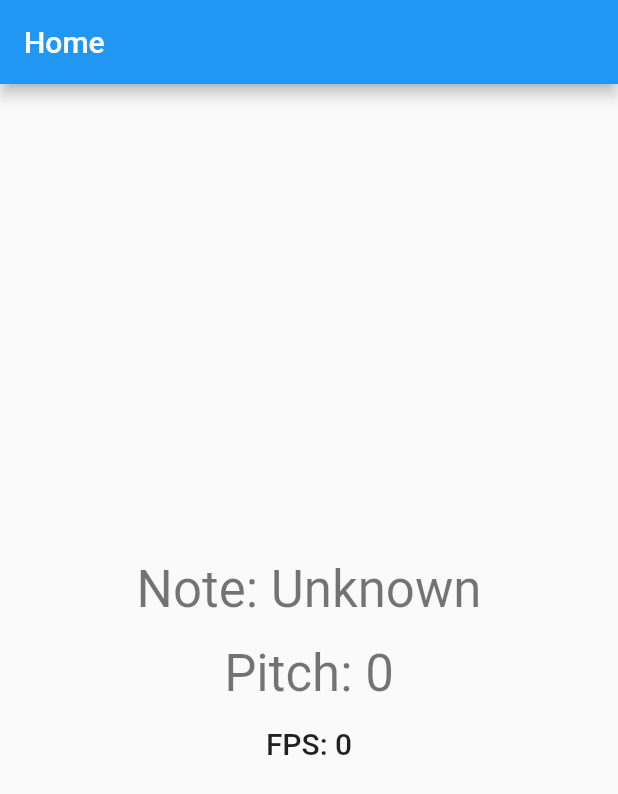
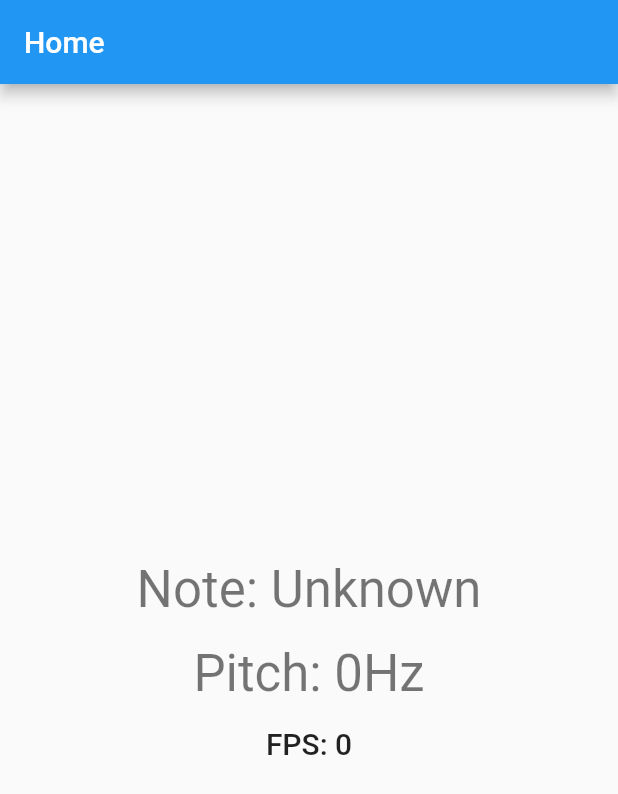
Before and after one commit to Tseku210/flutter-jeefo-pitch-detector, a Flutter app: the first screen one second after launch, on a phone screen of 412 x 824 dp. Shown: the top 794 px of the screen. Run offline on Flutter 3.47's test engine with Material 2 defaults, Android fonts, the light colour scheme and no system bars; our stand-ins replace plugin_platform_interface.

Commit message:
Updated example code

```diff
--- a/example/lib/main.dart
+++ b/example/lib/main.dart
@@ -53,7 +53,7 @@ class _MyHomePageState extends State<MyHomePage> {
       _lastUpdateTime = DateTime.now();
     }
     // Schedule the next update
-    Future.delayed(const Duration(milliseconds: 14)).then((_) => _updatePitch());
+    Future.delayed(const Duration(milliseconds: 13)).then((_) => _updatePitch());
   }
 
   @override
@@ -72,7 +72,7 @@ class _MyHomePageState extends State<MyHomePage> {
             ),
             const SizedBox(height: 16.0),
             Text(
-              'Pitch: ${_pitch.toStringAsFixed(0)}',
+              'Pitch: ${_pitch.toStringAsFixed(0)}Hz',
               style: Theme.of(context).textTheme.headlineMedium,
             ),
             const SizedBox(height: 16.0),
```
